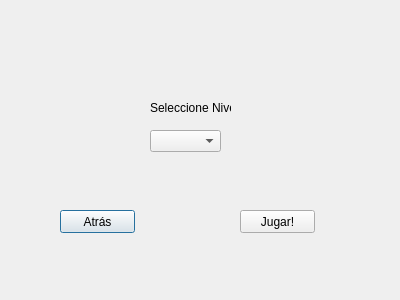
Old version of the form eleccion.ui in the repository luifevas/Sudoku.
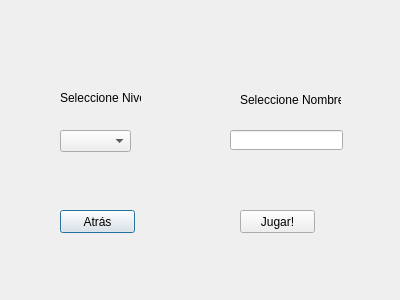
New version of the form.

```diff
--- a/eleccion.ui
+++ b/eleccion.ui
@@ -16,7 +16,7 @@
   <widget class="QComboBox" name="comboBox">
    <property name="geometry">
     <rect>
-     <x>150</x>
+     <x>60</x>
      <y>130</y>
      <width>71</width>
      <height>22</height>
@@ -46,8 +46,8 @@
   <widget class="QLabel" name="label">
    <property name="geometry">
     <rect>
-     <x>150</x>
-     <y>100</y>
+     <x>60</x>
+     <y>90</y>
      <width>81</width>
      <height>16</height>
     </rect>
@@ -82,6 +82,29 @@
     <string>Jugar!</string>
    </property>
   </widget>
+  <widget class="QLabel" name="label_2">
+   <property name="geometry">
+    <rect>
+     <x>240</x>
+     <y>90</y>
+     <width>101</width>
+     <height>20</height>
+    </rect>
+   </property>
+   <property name="text">
+    <string>Seleccione Nombre</string>
+   </property>
+  </widget>
+  <widget class="QLineEdit" name="nombre">
+   <property name="geometry">
+    <rect>
+     <x>230</x>
+     <y>130</y>
+     <width>113</width>
+     <height>20</height>
+    </rect>
+   </property>
+  </widget>
  </widget>
  <resources/>
  <connections/>
```
